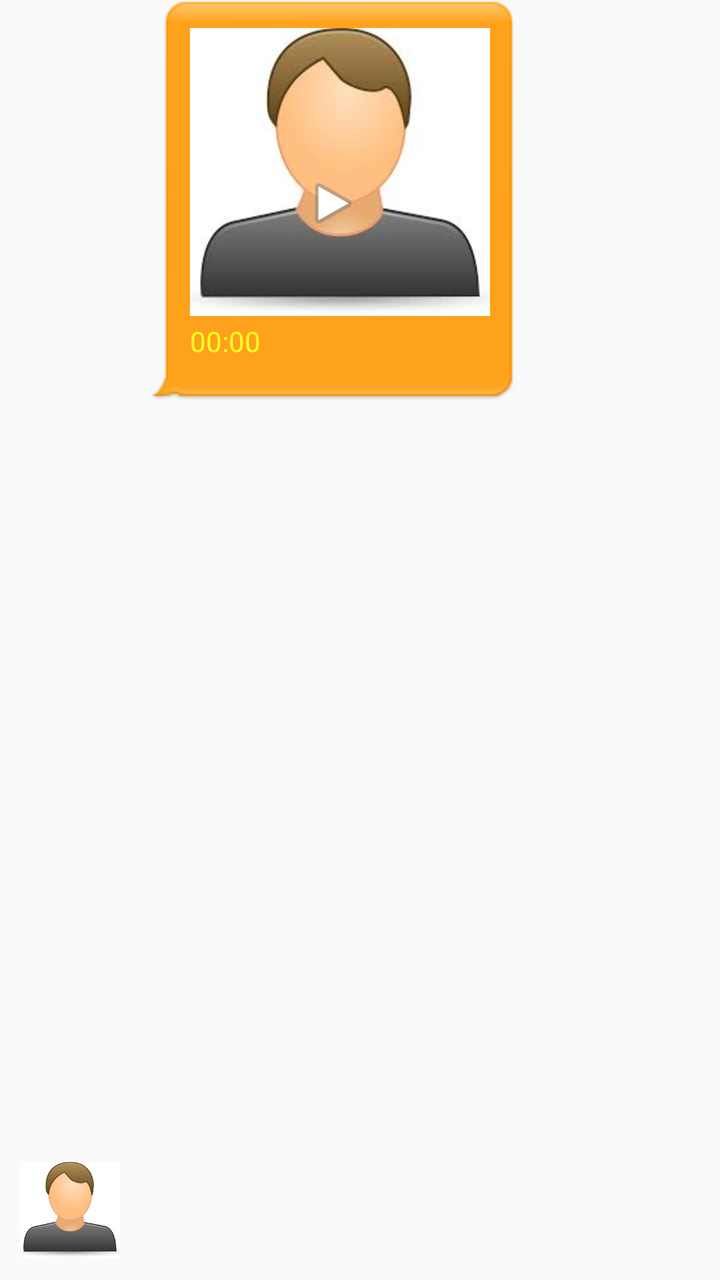
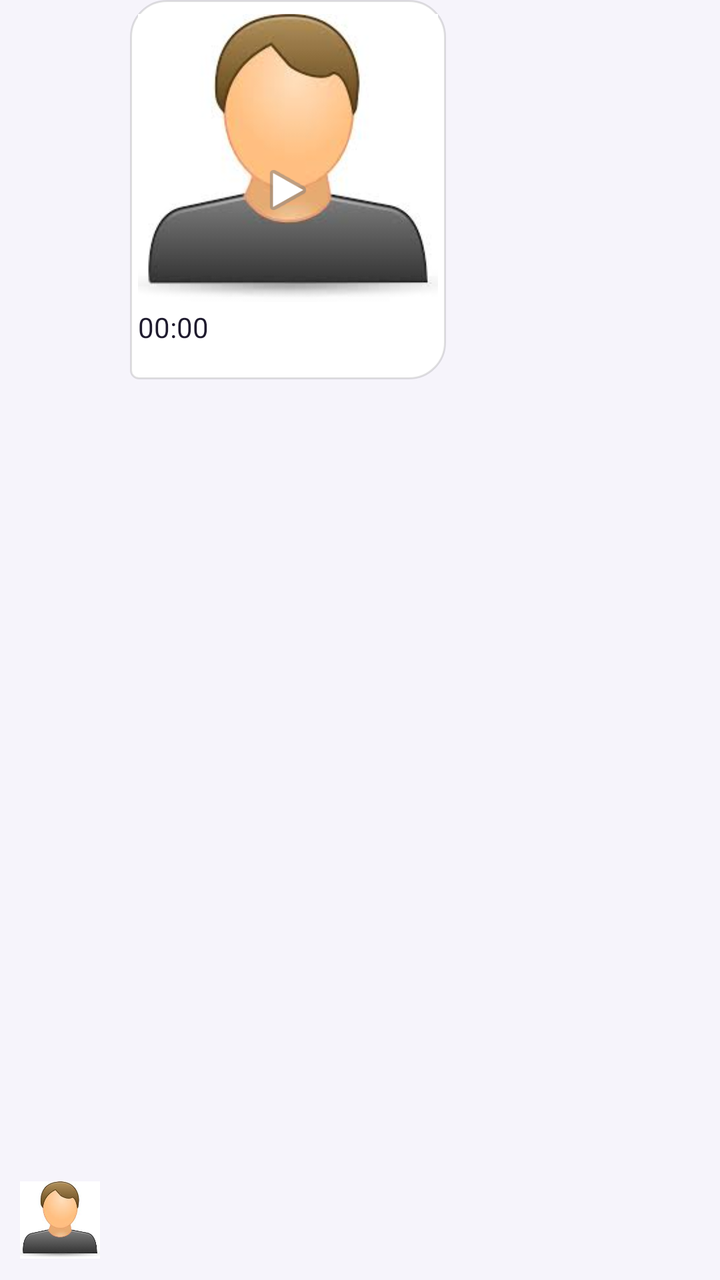

Compare the two renders of this Android layout. The source of the first and the diff that turns it into the second are given below.
<!-- AndroidManifest.xml: application theme Theme.MyApplication -->
<!-- res/layout/u_video.xml -->
<androidx.constraintlayout.widget.ConstraintLayout xmlns:android="http://schemas.android.com/apk/res/android"
xmlns:app="http://schemas.android.com/apk/res-auto"
android:layout_width="match_parent"
android:layout_height="wrap_content">

<ImageView
android:layout_height="50dp"
android:layout_width="50dp"
android:id="@+id/icon"
android:src="@drawable/user"
android:layout_margin="10dp"
app:layout_constraintBottom_toBottomOf="parent"
app:layout_constraintLeft_toLeftOf="parent" />

<LinearLayout
android:id="@+id/im_p"
android:layout_height="wrap_content"
android:layout_width="wrap_content"
android:orientation="vertical"
app:layout_constraintBottom_toTopOf="@+id/time"
app:layout_constraintLeft_toRightOf="@+id/icon"
android:layout_marginLeft="15dp"
android:background="@drawable/out_message_bg">

<ImageView
android:id="@+id/video"
android:layout_height="150dp"
android:src="@drawable/user"
android:layout_width="150dp" />

<Chronometer
	android:layout_height="wrap_content"
	android:layout_width="wrap_content"
	android:id="@+id/duration" />

<TextView
android:id="@+id/status"
android:layout_height="wrap_content"
android:layout_width="match_parent"
android:textSize="5dp"
android:textAlignment="textEnd"
android:gravity="right" />


</LinearLayout>

<FrameLayout
android:layout_height="wrap_content"
android:layout_width="wrap_content"
app:layout_constraintLeft_toLeftOf="@+id/im_p"
app:layout_constraintRight_toRightOf="@+id/im_p"
app:layout_constraintTop_toTopOf="@+id/im_p"
app:layout_constraintBottom_toBottomOf="@+id/im_p">

<ImageView
android:layout_height="30dp"
android:id="@+id/v_play"
android:layout_gravity="center"
android:layout_width="30dp"
android:src="@android:drawable/ic_media_play" />
</FrameLayout>

<TextView
android:layout_height="wrap_content"
android:layout_width="match_parent"
android:id="@+id/time"
android:textColor="#333"
android:textSize="8sp"
android:textAlignment="center"
app:layout_constraintLeft_toLeftOf="parent"
android:layout_marginLeft="15dp"
app:layout_constraintTop_toBottomOf="@+id/im_p" />

</androidx.constraintlayout.widget.ConstraintLayout>
<!-- resources referenced by this layout -->
<resources>
  <!-- drawable out_message_bg: png bitmap (drawable, 1070 bytes) -->
  <!-- drawable user: jpg bitmap (drawable, 4298 bytes) -->
  <style name="Theme.MyApplication" parent="Theme.AppCompat.Light.NoActionBar">
  
          
          <item name="colorPrimary">@color/purple_500</item>
          <item name="colorPrimaryVariant">@color/purple_700</item>
          <item name="colorOnPrimary">@color/white</item>
          
          <item name="colorSecondary">@color/teal_200</item>
          <item name="colorSecondaryVariant">@color/teal_700</item>
          <item name="colorOnSecondary">#ff3</item>
          
          <item name="android:statusBarColor" tools:targetApi="l">?attr/colorPrimaryVariant</item>
          <item name="android:navigationBarColor" tools:targetApi="l">?attr/colorPrimaryVariant</item>
  		<item name="android:textColorSecondary">#aa2</item>
  		<item name="android:textColorPrimary">#ff3</item>
  		<item name="android:textColor">#ff2</item>
  		<item name="colorSurface">?attr/colorPrimary</item>
  		<item name="android:itemBackground">?attr/colorPrimaryVariant</item>
          
      </style>
  <color name="purple_500">#FF6200EE</color>
  <color name="purple_700">#FF3700B3</color>
  <color name="white">#FFFFFFFF</color>
  <color name="teal_200">#FF03DAC5</color>
  <color name="teal_700">#FF018786</color>
</resources>

<!-- the commit's change to res/layout/u_video.xml (unified diff, before → after) -->
@@ -4,8 +4,8 @@ android:layout_width="match_parent"
 android:layout_height="wrap_content">
 
 <ImageView
-android:layout_height="50dp"
-android:layout_width="50dp"
+android:layout_height="40dp"
+android:layout_width="40dp"
 android:id="@+id/icon"
 android:src="@drawable/user"
 android:layout_margin="10dp"
@@ -20,7 +20,7 @@ android:orientation="vertical"
 app:layout_constraintBottom_toTopOf="@+id/time"
 app:layout_constraintLeft_toRightOf="@+id/icon"
 android:layout_marginLeft="15dp"
-android:background="@drawable/out_message_bg">
+android:background="@drawable/bubble_them">
 
 <ImageView
 android:id="@+id/video"
@@ -37,7 +37,7 @@ android:layout_width="150dp" />
 android:id="@+id/status"
 android:layout_height="wrap_content"
 android:layout_width="match_parent"
-android:textSize="5dp"
+android:textSize="11sp"
 android:textAlignment="textEnd"
 android:gravity="right" />
 
@@ -61,14 +61,14 @@ android:src="@android:drawable/ic_media_play" />
 </FrameLayout>
 
 <TextView
-android:layout_height="wrap_content"
-android:layout_width="match_parent"
-android:id="@+id/time"
-android:textColor="#333"
-android:textSize="8sp"
-android:textAlignment="center"
-app:layout_constraintLeft_toLeftOf="parent"
-android:layout_marginLeft="15dp"
-app:layout_constraintTop_toBottomOf="@+id/im_p" />
+		android:id="@+id/time"
+		android:layout_height="wrap_content"
+		android:layout_width="wrap_content"
+		android:textAlignment="center"
+		android:textColor="@color/message_meta_text"
+		android:textSize="11sp"
+		app:layout_constraintLeft_toRightOf="@+id/icon"
+		android:layout_marginLeft="25dp"
+		app:layout_constraintTop_toBottomOf="@+id/im_p" />
 
 </androidx.constraintlayout.widget.ConstraintLayout>
<!-- resource entries referenced after the edit -->
@@ -1,31 +1,47 @@
 <!-- resources referenced by this layout -->
 <resources>
-  <!-- drawable out_message_bg: png bitmap (drawable, 1070 bytes) -->
+  <color name="message_meta_text">#FF6B6785</color>
+  <!-- drawable bubble_them (drawable) -->
+  <?xml version="1.0" encoding="utf-8"?>
+  <shape xmlns:android="http://schemas.android.com/apk/res/android" android:shape="rectangle">
+  	<solid android:color="@color/bubble_them" />
+  	<stroke android:width="1dp" android:color="#1F000000" />
+  	<corners
+  		android:topLeftRadius="18dp"
+  		android:topRightRadius="18dp"
+  		android:bottomLeftRadius="4dp"
+  		android:bottomRightRadius="18dp" />
+  	<padding android:left="4dp" android:top="4dp" android:right="4dp" android:bottom="2dp" />
+  </shape>
   <!-- drawable user: jpg bitmap (drawable, 4298 bytes) -->
   <style name="Theme.MyApplication" parent="Theme.AppCompat.Light.NoActionBar">
-  
-          
           <item name="colorPrimary">@color/purple_500</item>
           <item name="colorPrimaryVariant">@color/purple_700</item>
           <item name="colorOnPrimary">@color/white</item>
-          
+          <item name="colorAccent">@color/accent</item>
+  
           <item name="colorSecondary">@color/teal_200</item>
           <item name="colorSecondaryVariant">@color/teal_700</item>
-          <item name="colorOnSecondary">#ff3</item>
-          
+          <item name="colorOnSecondary">@color/white</item>
+  
+          <item name="android:windowBackground">@color/window_bg</item>
           <item name="android:statusBarColor" tools:targetApi="l">?attr/colorPrimaryVariant</item>
-          <item name="android:navigationBarColor" tools:targetApi="l">?attr/colorPrimaryVariant</item>
-  		<item name="android:textColorSecondary">#aa2</item>
-  		<item name="android:textColorPrimary">#ff3</item>
-  		<item name="android:textColor">#ff2</item>
-  		<item name="colorSurface">?attr/colorPrimary</item>
-  		<item name="android:itemBackground">?attr/colorPrimaryVariant</item>
-          
+          <item name="android:navigationBarColor" tools:targetApi="l">@color/window_bg</item>
+          <item name="android:windowLightNavigationBar" tools:targetApi="o_mr1">true</item>
+          <item name="android:textColorPrimary">@color/text_primary</item>
+          <item name="android:textColorSecondary">@color/text_secondary</item>
+          <item name="colorSurface">@color/white</item>
+          <item name="colorOnSurface">@color/text_primary</item>
       </style>
-  <color name="purple_500">#FF6200EE</color>
-  <color name="purple_700">#FF3700B3</color>
+  <color name="bubble_them">#FFFFFFFF</color>
+  <color name="purple_500">#FF5E35B1</color>
+  <color name="purple_700">#FF4527A0</color>
   <color name="white">#FFFFFFFF</color>
-  <color name="teal_200">#FF03DAC5</color>
-  <color name="teal_700">#FF018786</color>
+  <color name="accent">#FF00BFA5</color>
+  <color name="teal_200">#FF00BFA5</color>
+  <color name="teal_700">#FF00897B</color>
+  <color name="window_bg">#FFF6F4FB</color>
+  <color name="text_primary">#FF1F1B2E</color>
+  <color name="text_secondary">#FF5F5B76</color>
 </resources>
 
